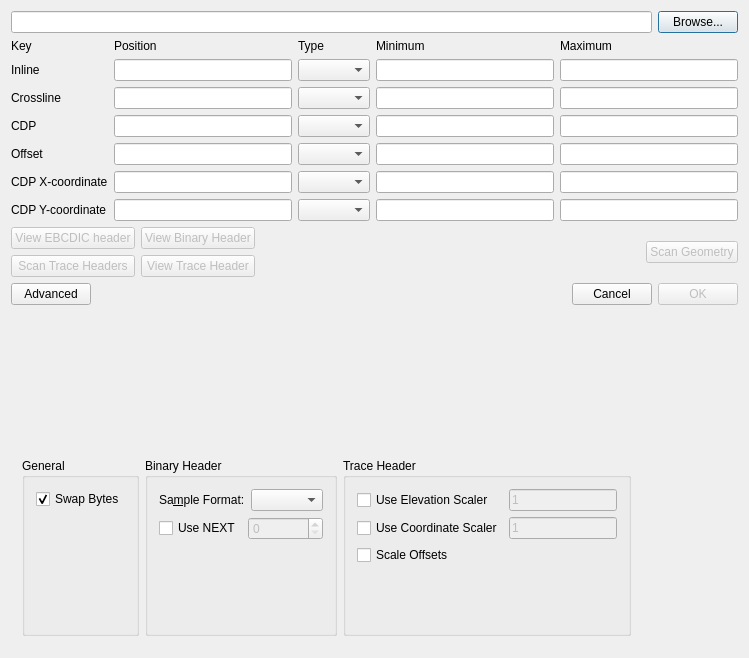
Old version of the form SeismicUI/segyinputdialog.ui in the repository fsoos74/su.
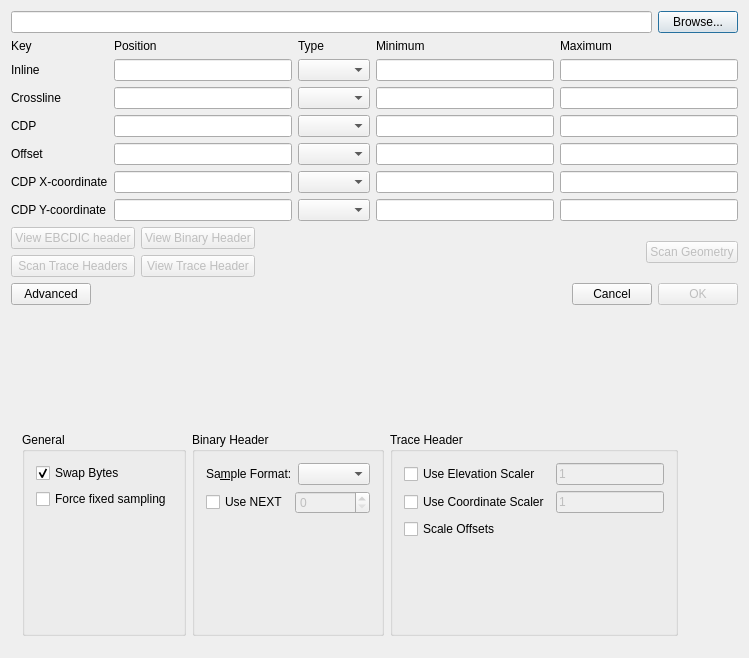
New version of the form. Icons and pictures are not drawn.

The edit to the form file:
```diff
--- a/SeismicUI/segyinputdialog.ui
+++ b/SeismicUI/segyinputdialog.ui
@@ -411,6 +411,13 @@
            </property>
           </widget>
          </item>
+         <item>
+          <widget class="QCheckBox" name="cbForceFixedSampling">
+           <property name="text">
+            <string>Force fixed sampling</string>
+           </property>
+          </widget>
+         </item>
          <item>
           <spacer name="verticalSpacer_2">
            <property name="orientation">
```
